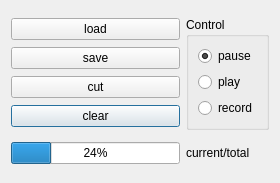
Qt form SRC/UI/RecordAndPlay/record_replay.ui (simba518/Utility) before a commit.
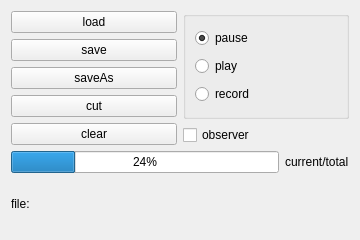
The same form after that commit.

Commit message: 1. use widget instead of dialog for the recoder. 2. disable close operation. 3. add obsever for recoder.

Patch:
```diff
--- a/SRC/UI/RecordAndPlay/record_replay.ui
+++ b/SRC/UI/RecordAndPlay/record_replay.ui
@@ -1,28 +1,62 @@
 <?xml version="1.0" encoding="UTF-8"?>
 <ui version="4.0">
  <class>record_replay_dialog</class>
- <widget class="QDialog" name="record_replay_dialog">
+ <widget class="QWidget" name="record_replay_dialog">
   <property name="geometry">
    <rect>
     <x>0</x>
     <y>0</y>
-    <width>280</width>
-    <height>183</height>
+    <width>360</width>
+    <height>240</height>
    </rect>
   </property>
+  <property name="sizePolicy">
+   <sizepolicy hsizetype="Fixed" vsizetype="Fixed">
+    <horstretch>0</horstretch>
+    <verstretch>0</verstretch>
+   </sizepolicy>
+  </property>
+  <property name="minimumSize">
+   <size>
+    <width>360</width>
+    <height>240</height>
+   </size>
+  </property>
+  <property name="maximumSize">
+   <size>
+    <width>360</width>
+    <height>240</height>
+   </size>
+  </property>
   <property name="windowTitle">
    <string>record replay</string>
   </property>
-  <layout class="QGridLayout" name="gridLayout_3">
-   <item row="0" column="0">
+  <layout class="QVBoxLayout" name="verticalLayout_2">
+   <item>
+    <layout class="QGridLayout" name="gridLayout_2">
+     <item row="3" column="0">
     <layout class="QGridLayout" name="gridLayout">
-     <item row="3" column="0">
+       <item row="2" column="0">
+        <widget class="QPushButton" name="pushButton_saveAs">
+         <property name="text">
+          <string>saveAs</string>
+         </property>
+        </widget>
+       </item>
+       <item row="6" column="0">
       <widget class="QPushButton" name="pushButton_clear">
        <property name="text">
         <string>clear</string>
        </property>
       </widget>
      </item>
+       <item row="3" column="0">
+        <widget class="QPushButton" name="pushButton_cut">
+         <property name="text">
+          <string>cut</string>
+         </property>
+        </widget>
+       </item>
      <item row="0" column="0">
       <widget class="QPushButton" name="pushButton_load">
        <property name="text">
@@ -37,21 +71,14 @@
        </property>
       </widget>
      </item>
-     <item row="2" column="0">
-      <widget class="QPushButton" name="pushButton_cut">
-       <property name="text">
-        <string>cut</string>
-       </property>
-      </widget>
-     </item>
-    </layout>
-   </item>
-   <item row="0" column="2">
-    <layout class="QGridLayout" name="gridLayout_2">
-     <item row="0" column="0">
+      </layout>
+     </item>
+     <item row="3" column="1">
+      <layout class="QVBoxLayout" name="verticalLayout_3">
+       <item>
       <widget class="QGroupBox" name="groupBox">
        <property name="title">
-        <string>Control</string>
+          <string/>
        </property>
        <layout class="QVBoxLayout" name="verticalLayout">
         <item>
@@ -84,19 +111,45 @@
        </layout>
       </widget>
      </item>
-    </layout>
-   </item>
-   <item row="2" column="0">
+       <item>
+        <widget class="QCheckBox" name="checkBox_observer">
+         <property name="text">
+          <string>observer</string>
+         </property>
+         <property name="checked">
+          <bool>false</bool>
+         </property>
+         <property name="tristate">
+          <bool>false</bool>
+         </property>
+        </widget>
+       </item>
+      </layout>
+     </item>
+    </layout>
+   </item>
+   <item>
+    <layout class="QGridLayout" name="gridLayout_3">
+     <item row="0" column="0">
     <widget class="QProgressBar" name="progressBar">
      <property name="value">
       <number>24</number>
      </property>
     </widget>
    </item>
-   <item row="2" column="2">
+     <item row="0" column="1">
     <widget class="QLabel" name="current_total">
      <property name="text">
       <string>current/total</string>
+       </property>
+      </widget>
+     </item>
+    </layout>
+   </item>
+   <item>
+    <widget class="QLabel" name="file_path">
+     <property name="text">
+      <string>file:</string>
      </property>
     </widget>
    </item>
```
Left out of the diff: 2 changed lines with no effect on the pictures. Lines whose indentation alone changed are shown as unchanged. The commit also changes 6 other files.
